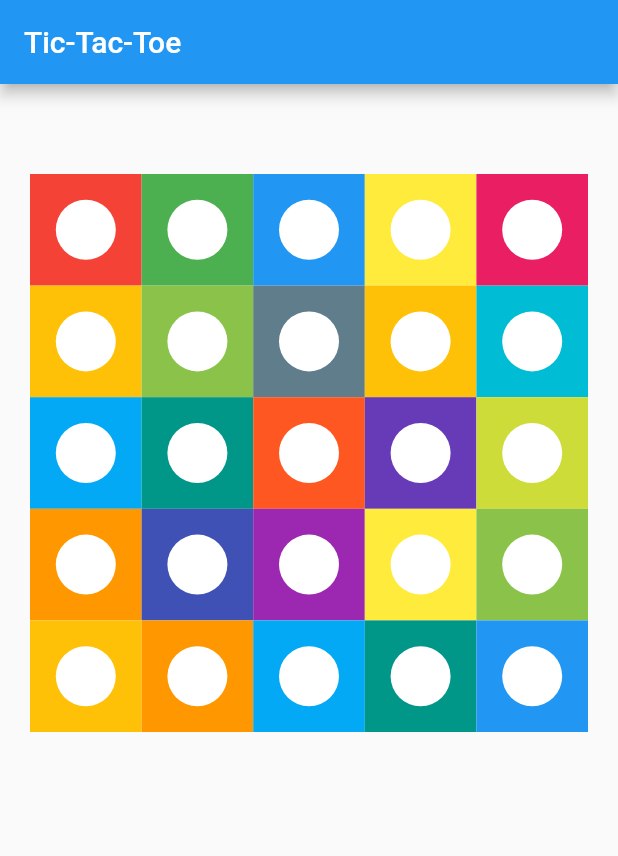
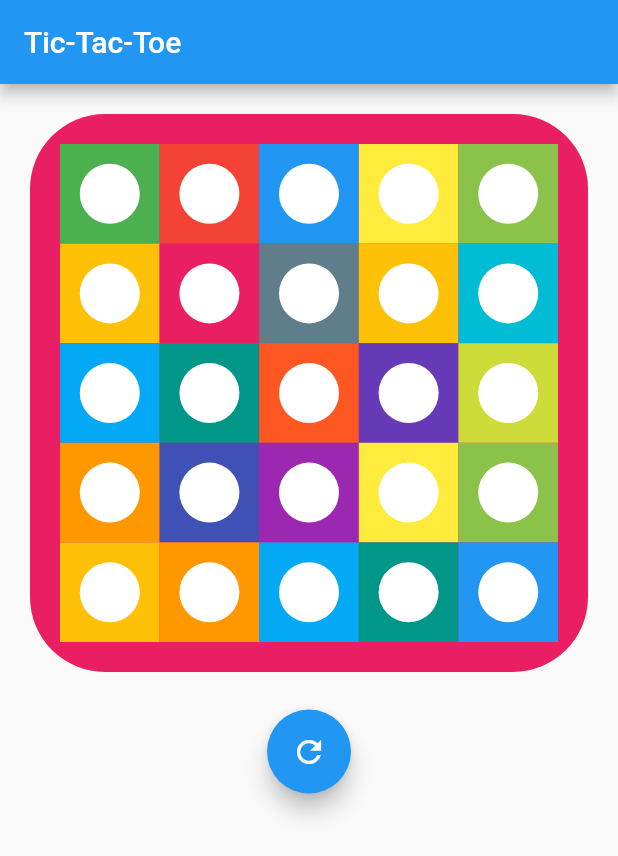
Before and after one commit to tejakalapala/flutter_tic_tac_toe, a Flutter app: the screen it shows after launch, on a phone screen of 412 x 824 dp. Shown: the top 856 px of the screen. Run offline on Flutter 3.47's test engine with Material 2 defaults, Android fonts, the phone set to English and light mode, and no system bars; our stand-ins replace flutter_bloc.

Commit message:
code optimised, border UI, reset game

```diff
--- a/lib/bloc/game_event.dart
+++ b/lib/bloc/game_event.dart
@@ -5,3 +5,6 @@ class AddValue extends GameEvent{
   int index;
   AddValue(this.index);
 }
+class ResetGame extends GameEvent{
+
+}
--- a/lib/bloc/game_state.dart
+++ b/lib/bloc/game_state.dart
@@ -10,3 +10,4 @@ class ValueAdded extends GameState{
     ValueAdded(this.value,this.series);
    List<Object> get props => [value];
 }
+class GameEnded extends GameState{}
--- /dev/null
+++ b/lib/constants.dart
@@ -0,0 +1,65 @@
+import 'package:flutter/material.dart';
+
+class Constants{
+  static List<MaterialColor> colors = [
+    Colors.green,
+    Colors.red,
+
+    Colors.blue,
+    Colors.yellow,
+    Colors.lightGreen,
+
+    Colors.amber,
+    Colors.pink,
+    Colors.blueGrey,
+    Colors.amber,
+    Colors.cyan,
+    Colors.lightBlue,
+    Colors.teal,
+    Colors.deepOrange,
+    Colors.deepPurple,
+    Colors.lime,
+    Colors.orange,
+    Colors.indigo,
+    Colors.purple,
+    Colors.yellow,
+    Colors.lightGreen,
+    Colors.amber,
+    Colors.orange,
+    Colors.lightBlue,
+    Colors.teal,
+    Colors.blue
+  ];
+  static int maxNumberLength = 25;
+  static int maxLineLength = 12;
+
+  static const String row1id = "row1";
+  static const String row2id = "row2";
+  static const String row3id = "row3";
+  static const String row4id = "row4";
+  static const String row5id = "row5";
+
+  static const String col1id = "col1";
+  static const String col2id = "col2";
+  static const String col3id = "col3";
+  static const String col4id = "col4";
+  static const String col5id = "col5";
+
+  static const String dia1id = "dia1";
+  static const String dia2id = "dia2";
+
+  static const List row1 = [0, 1, 2, 3, 4];
+  static const List row2 = [5, 6, 7, 8, 9];
+  static const List row3 = [10, 11, 12, 13, 14];
+  static const List row4 = [15, 16, 17, 18, 19];
+  static const List row5 = [20, 21, 22, 23, 24];
+  static const List col1 = [0, 5, 10, 15, 20];
+  static const List col2 = [1, 6, 11, 16, 21];
+  static const List col3 = [2, 7, 12, 17, 22];
+  static const List col4 = [3, 8, 13, 18, 23];
+  static const List col5 = [4, 9, 14, 19, 24];
+  static const List dia1 = [0,6,12,18,24];
+  static const List dia2 = [4,8,12,16,20];
+
+
+}
--- /dev/null
+++ b/lib/grid_item.dart
@@ -0,0 +1,56 @@
+import 'package:flutter/material.dart';
+import 'package:flutter_bloc/flutter_bloc.dart';
+import 'package:flutter_tic_tac_toe/bloc/game_bloc.dart';
+import 'package:flutter_tic_tac_toe/constants.dart';
+
+class GridItem extends StatelessWidget {
+  final int index;
+  const GridItem({super.key, required this.index});
+  @override
+  Widget build(BuildContext context) {
+    return BlocBuilder<GameBloc, GameState>(
+      builder: (context, state) {
+        return GridTile(
+          child: GestureDetector(
+            child: Container(
+              color: Constants.colors[index],
+              child: Center(
+                child: Container(
+                    height: 40,
+                    width: 40,
+                    decoration: const BoxDecoration(
+                      shape: BoxShape.circle,
+                      color: Colors.white,
+                    ),
+                    child:  Center(
+                              child: (state is ValueAdded)
+                                  ? (state.value[index] != "X"
+                                      ?  TweenAnimationBuilder<double>(
+                                        tween: Tween<double>(begin: 0.0, end: 1.0),
+                                        curve: Curves.ease,
+                                        duration: const Duration(seconds: 3),
+                                        builder: (context, double opacity, Widget? child) {
+                                          return Opacity(opacity: opacity,
+                                          child: Text('${state.value[index]}'));
+                                        }
+                                      )
+                                          : const Icon(
+                                          Icons.cancel,
+                                          color: Colors.red,
+                                          size: 40,
+                                        ))
+                                  : const Text(""))
+
+
+                        ),
+              ),
+            ),
+            onTap: () {
+              context.read<GameBloc>().add(AddValue(index));
+            },
+          ),
+        );
+      },
+    );
+  }
+}
--- a/lib/home_page.dart
+++ b/lib/home_page.dart
@@ -1,210 +1,67 @@
-
 import 'package:flutter/material.dart';
 import 'package:flutter_bloc/flutter_bloc.dart';
+import 'package:flutter_tic_tac_toe/grid_item.dart';
+import 'package:flutter_tic_tac_toe/line_painter.dart';
 import 'bloc/game_bloc.dart';
 
 class HomePage extends StatelessWidget {
-
- final List<MaterialColor> colors = [
-    Colors.red,
-    Colors.green,
-    Colors.blue,
-    Colors.yellow,
-    Colors.pink,
-    Colors.amber,
-    Colors.lightGreen,
-    Colors.blueGrey,
-    Colors.amber,
-    Colors.cyan,
-    Colors.lightBlue,
-    Colors.teal,
-    Colors.deepOrange,
-    Colors.deepPurple,
-    Colors.lime,
-    Colors.orange,
-    Colors.indigo,
-    Colors.purple,
-    Colors.yellow,
-    Colors.lightGreen,
-    Colors.amber,
-    Colors.orange,
-    Colors.lightBlue,
-    Colors.teal,
-    Colors.blue
-  ];
-
-  HomePage({super.key});
-
+  const HomePage({super.key});
  @override
   Widget build(BuildContext context) {
-
-
     return Scaffold(
         appBar: AppBar(
           title: const Text("Tic-Tac-Toe"),
         ),
-        body: Padding(
-          padding: const EdgeInsets.only(top: 50, left: 10, right: 10),
-          child: BlocBuilder<GameBloc, GameState>(
+        body:
+          BlocBuilder<GameBloc, GameState>(
             builder: (context, state) {
-              if(state is ValueAdded){
-                // print("series:${state.series}");
-              }
-              return CustomPaint(
-                foregroundPainter: LinePainter((state is ValueAdded)? state.series : []),
+              return Padding(
+                padding: const EdgeInsets.only(top: 20),
+                child: Column(
+                  children: [
+                    Padding(
+                      padding: const EdgeInsets.only(left: 20,right: 20),
+                      child: Container(
+                        height: MediaQuery.of(context).size.width - 40,
+                        width: MediaQuery.of(context).size.width - 30,
+                        decoration: BoxDecoration(
+                          color: Colors.pink,
+                          borderRadius: BorderRadius.circular(50),
+                        ),
+                        child: CustomPaint(
+                          foregroundPainter: LinePainter(
+                              (state is ValueAdded) ? state.series : []),
                           child: GridView.builder(
-                  padding: const EdgeInsets.all(10.0),
+                            padding: const EdgeInsets.all(20),
                             itemCount: 25,
                             itemBuilder: (context, index) {
-                    return GridTile(
-                      child: GestureDetector(
-                        child: Container(
-                          color: colors[index],
-                          child: Center(
-                            child: Container(
-                        height: 40,
-                        width: 40,
-                        decoration: const BoxDecoration(
-                          shape: BoxShape.circle,
-                          color: Colors.white,
-
-                        ),
-                        child: Center(
-                          child:
-                          (state is ValueAdded)?
-                          (state.value[index] != "X" ?
-                          Text('${state.value[index]}'):
-                          const Icon(Icons.cancel,color: Colors.red,size: 40,))
-                          :const Text("")
-                        )
-                            ),
-
-                            ),
-                        ),
-                        onTap: () {
-                          context.read<GameBloc>().add(AddValue(index));
-                        },
-                      ),
+                              return GridItem(
+                                index: index,
                               );
                             },
-                  gridDelegate: const SliverGridDelegateWithFixedCrossAxisCount(
+                            gridDelegate:
+                                const SliverGridDelegateWithFixedCrossAxisCount(
                               crossAxisCount: 5,
                               childAspectRatio: 1,
                               crossAxisSpacing: 0,
                               mainAxisSpacing: 0,
                             ),
                           ),
+                        ),
+                      ),
+                    ),
+                    const SizedBox(height:25),
+                    FloatingActionButton(
+                                child: const Icon(Icons.refresh),
+                                onPressed: () {
+                                  context.read<GameBloc>().add(ResetGame());
+                                },
+                              ),
+                            ],
+                ),
               );
             },
           ),
-        ));
+        );
   }
 }
-
-class LinePainter extends  CustomPainter{
-  final List seriesList;
-  LinePainter(this.seriesList);
-  @override
-  void paint(Canvas canvas, Size size) {
-    if(seriesList.contains("row1")){
-      final linePaint = Paint()
-      ..color = Colors.black
-      ..strokeWidth = 4
-      ..strokeCap = StrokeCap.round;
-
-        canvas.drawLine( const Offset(10,45),const Offset(360, 45), linePaint);
-    }if(seriesList.contains("row2")){
-      final linePaint = Paint()
-      ..color = Colors.black
-      ..strokeWidth = 4
-      ..strokeCap = StrokeCap.round;
-
-        canvas.drawLine( const Offset(10,115),const Offset(360, 115), linePaint);
-    }
-    if(seriesList.contains("row3")){
-      final linePaint = Paint()
-      ..color = Colors.black
-      ..strokeWidth = 4
-      ..strokeCap = StrokeCap.round;
-
-        canvas.drawLine( const Offset(10,185),const Offset(360, 185), linePaint);
-    }
-    if(seriesList.contains("row4")){
-      final linePaint = Paint()
-      ..color = Colors.black
-      ..strokeWidth = 4
-      ..strokeCap = StrokeCap.round;
-
-        canvas.drawLine( const Offset(10,255),const Offset(360, 255), linePaint);
-    }
-    if(seriesList.contains("row5")){
-      final linePaint = Paint()
-      ..color = Colors.black
-      ..strokeWidth = 4
-      ..strokeCap = StrokeCap.round;
-
-        canvas.drawLine( const Offset(10,325),const Offset(360, 325), linePaint);
-    }
-  if(seriesList.contains("col1")){
-      final linePaint = Paint()
-      ..color = Colors.black
-      ..strokeWidth = 4
-      ..strokeCap = StrokeCap.round;
-
-        canvas.drawLine( const Offset(45,10),const Offset(45, 360), linePaint);
-    }
-    if(seriesList.contains("col2")){
-      final linePaint = Paint()
-      ..color = Colors.black
-      ..strokeWidth = 4
-      ..strokeCap = StrokeCap.round;
-
-        canvas.drawLine( const Offset(115,10),const Offset(115, 360), linePaint);
-    }
-    if(seriesList.contains("col3")){
-      final linePaint = Paint()
-      ..color = Colors.black
-      ..strokeWidth = 4
-      ..strokeCap = StrokeCap.round;
-
-        canvas.drawLine( const Offset(185,10),const Offset(185, 360), linePaint);
-    }
-    if(seriesList.contains("col4")){
-      final linePaint = Paint()
-      ..color = Colors.black
-      ..strokeWidth = 4
-      ..strokeCap = StrokeCap.round;
-
-        canvas.drawLine( const Offset(255,10),const Offset(255, 360), linePaint);
-    }
-    if(seriesList.contains("col5")){
-      final linePaint = Paint()
-      ..color = Colors.black
-      ..strokeWidth = 4
-      ..strokeCap = StrokeCap.round;
-
-        canvas.drawLine( const Offset(325,10),const Offset(325, 360), linePaint);
-    }
-    if(seriesList.contains("dia1")){
-      final linePaint = Paint()
-      ..color = Colors.black
-      ..strokeWidth = 4
-      ..strokeCap = StrokeCap.round;
-
-        canvas.drawLine( const Offset(10, 10),const Offset(365, 360), linePaint);
-    }
-    if(seriesList.contains("dia2")){
-      final linePaint = Paint()
-      ..color = Colors.black
-      ..strokeWidth = 4
-      ..strokeCap = StrokeCap.round;
-
-        canvas.drawLine( const Offset(360,10),const Offset(10, 360), linePaint);
-    }
-
-
-  }
-
- @override
-  bool shouldRepaint(LinePainter oldDelegate) => true;
-}
```
Also changed, not shown: lib/bloc/game_bloc.dart (+44 -31 lines), lib/line_painter.dart (added, +111 -0 lines). Lines whose indentation alone changed are shown as unchanged.
